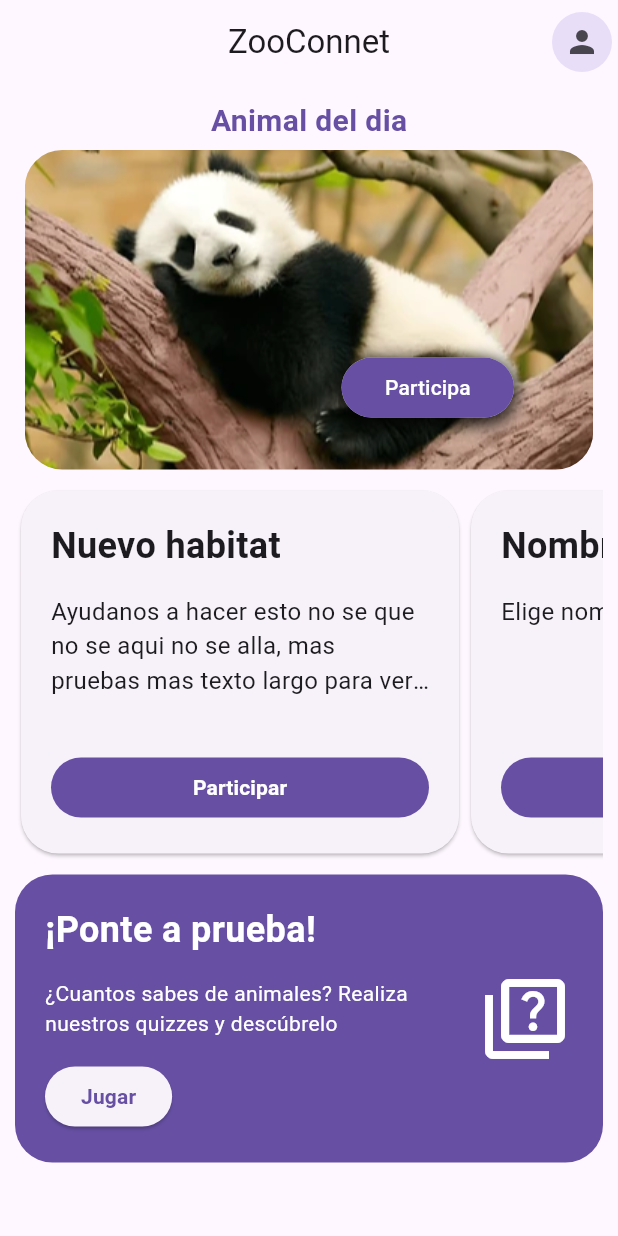
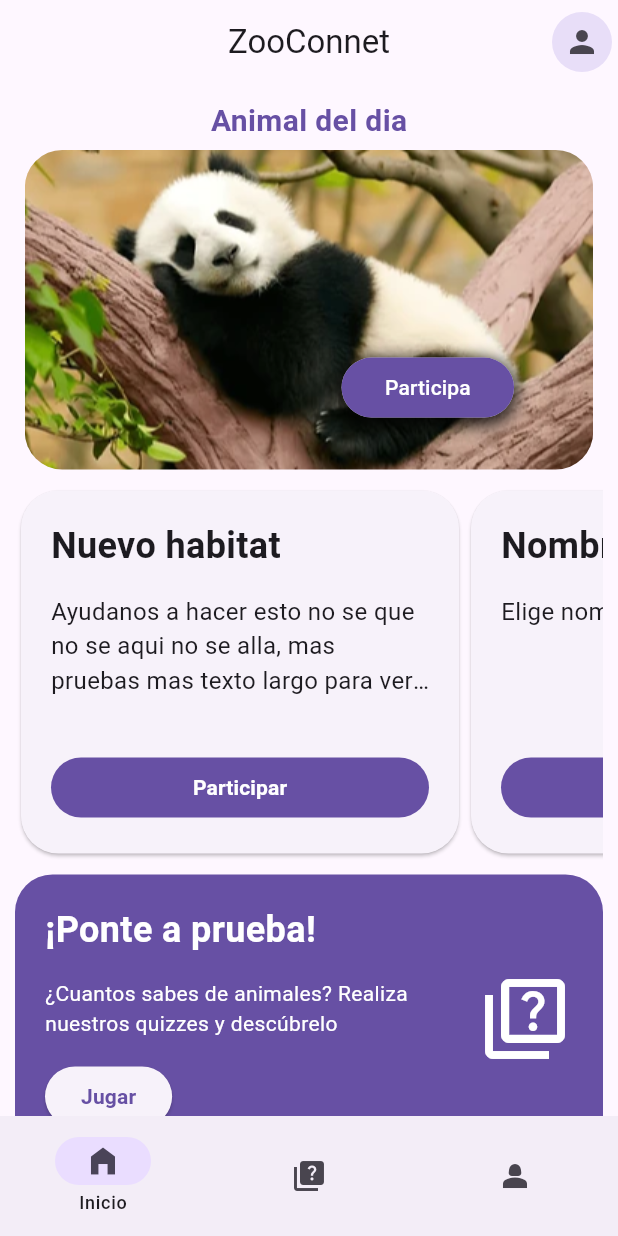
Before and after one commit to JesusRodrigoV/zoo_connect_app, a Flutter app: the screen it shows after launch, on a phone screen of 412 x 824 dp. Run offline on Flutter 3.47's test engine with Material 3 defaults, Android fonts, the light colour scheme and no system bars; our stand-ins replace audioplayers, flutter_dotenv, flutter_riverpod, freezed_annotation, html_unescape, loading_animation_widget; missing offline and left inert: flutter_survey.

Commit message:
fix: Correccion de importacion de archivo

```diff
--- a/lib/main.dart
+++ b/lib/main.dart
@@ -4,7 +4,7 @@ import 'package:zoo_connect_app/screens/auth/login.dart';
 import 'package:zoo_connect_app/screens/auth/signup.dart';
 import 'package:flutter_riverpod/flutter_riverpod.dart';
 import 'package:flutter/material.dart';
-import 'package:zoo_connect_app/screens/home/home_page.dart';
+import 'package:zoo_connect_app/screens/home.dart';
 
 Future main() async {
   await dotenv.load(fileName: ".env");
@@ -23,7 +23,7 @@ class MainApp extends ConsumerWidget {
       theme: ThemeData.light(useMaterial3: true),
       darkTheme: ThemeData.dark(useMaterial3: true),
       themeMode: themeMode,
-      home: HomePage(),
+      home: Home(),
       debugShowCheckedModeBanner: false,
       routes: {
         '/login': (context) => const LoginScreen(),
--- a/lib/screens/home.dart
+++ b/lib/screens/home.dart
@@ -14,7 +14,7 @@ class Home extends StatefulWidget {
 class _HomeState extends State<Home> {
   int currentPageIndex = 0;
 
-  Widget homePage() {
+  Widget inicioPage() {
     return HomePage();
   }
 
@@ -37,7 +37,7 @@ class _HomeState extends State<Home> {
     return Scaffold(
       body: SafeArea(
         child: <Widget>[
-          homePage(),
+          inicioPage(),
           segundaPagina(),
           terceraPagina(),
         ][currentPageIndex],
```
